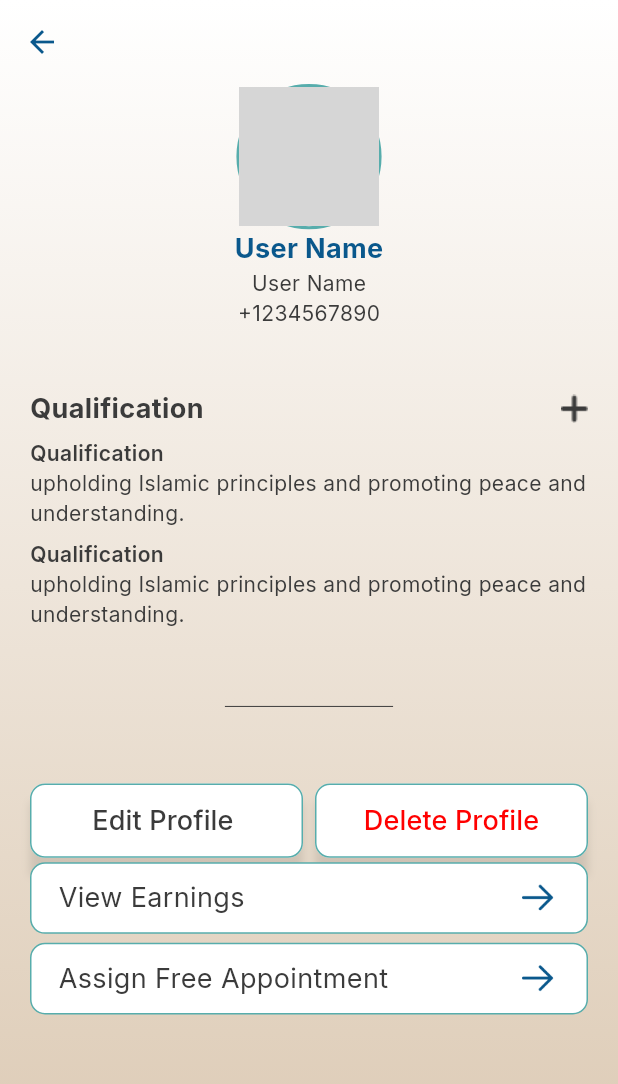
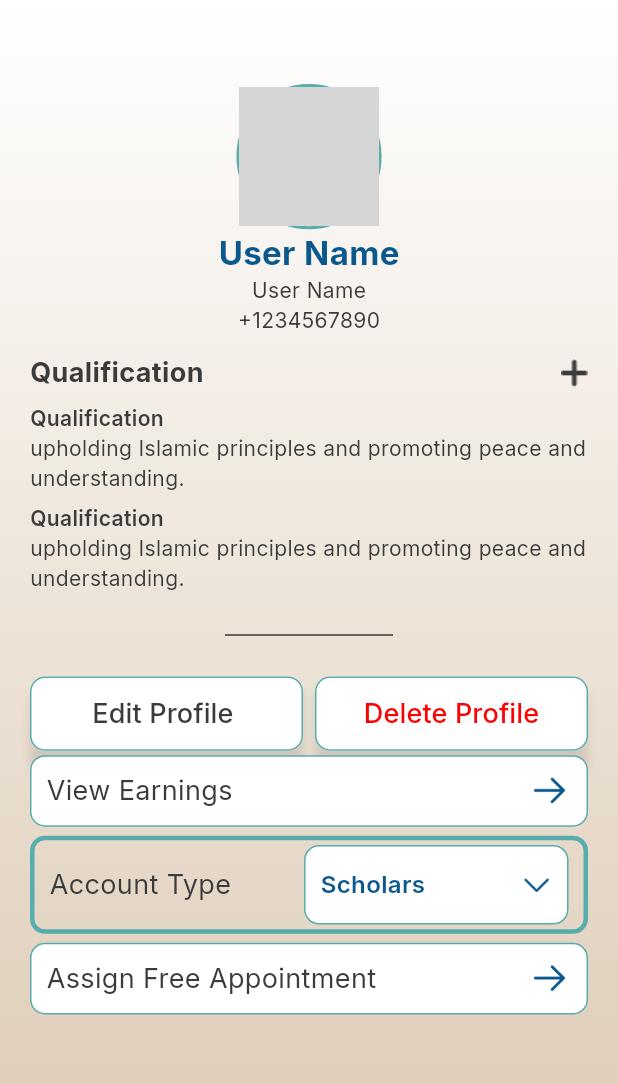
Before and after one commit to SameerGhaffar/islamic_scholars, a Flutter app: the UserInfoScreen screen opened directly, on a phone screen of 412 x 824 dp. Shown: the top 1084 px of the screen. Run offline on Flutter 3.47's test engine with Material 3 defaults, Android fonts, the phone set to English and light mode, and no system bars; our stand-ins replace device_preview, google_fonts; network calls fail; grey boxes are pictures that could not be loaded.

Commit message:
Wednesday 16 Nov User Info Screen

```diff
--- a/lib/main.dart
+++ b/lib/main.dart
@@ -43,7 +43,7 @@ class MyApp extends StatelessWidget {
       ),
       locale: DevicePreview.locale(context),
       builder: DevicePreview.appBuilder,
-      home:   const PackagesScreenAdd(),
+      home:  UserInfoScreen(),
       //home: SignupScreen(),
     );
   }
--- a/lib/screens/admin/user_info_screen.dart
+++ b/lib/screens/admin/user_info_screen.dart
@@ -7,12 +7,20 @@ import 'package:islamic_scholars/widgets/appbar_widget.dart';
 import 'package:islamic_scholars/widgets/basic_card_widget.dart';
 import 'package:islamic_scholars/widgets/button_widget.dart';
 import 'package:islamic_scholars/widgets/circle_image_widget.dart';
+import 'package:islamic_scholars/widgets/selectionWidget.dart';
 
-class UserInfoScreen extends StatelessWidget {
+class UserInfoScreen extends StatefulWidget {
   UserInfoScreen({super.key});
 
+  @override
+  State<UserInfoScreen> createState() => _UserInfoScreenState();
+}
+
+class _UserInfoScreenState extends State<UserInfoScreen> {
   late double screenHeight;
   late double screenWidth;
+
+  int selectedIndex = 0;
 
   @override
   Widget build(BuildContext context) {
@@ -49,7 +57,7 @@ class UserInfoScreen extends StatelessWidget {
                         "User Name",
                         style: AppTextStyles.inter(
                           style: const TextStyle(
-                            fontSize: 18,
+                            fontSize: 22,
                             fontWeight: FontWeight.bold,
                             color: CColors.blue,
                           ),
@@ -152,6 +160,7 @@ class UserInfoScreen extends StatelessWidget {
                   width: screenWidth * 0.2721,
                   child: const Divider(
                     color: CColors.dark,
+                    thickness: 1.0,
                   ),
                 ),
                 Column(
@@ -190,6 +199,25 @@ class UserInfoScreen extends StatelessWidget {
                     ),
                     BasicCardWidget(
                       height: screenHeight,
+                      width: screenWidth,
+                      text: "Account Type",
+                      bgColor: Colors.transparent,
+                      borderWidth: 3,
+                      widget: SelectionWidget(
+                        height: screenHeight,
+                        width: screenWidth,
+                        options: ["Scholars", "Customer"],
+                        selectedIndex: selectedIndex,
+                        onSelected: (value) {
+                          setState(() {
+                            selectedIndex = value;
+                            print(value);
+                          });
+                        },
+                      ),
+                    ),
+                    BasicCardWidget(
+                      height: screenHeight,
                       hPercent: 0.0579,
                       width: screenWidth,
                       asset: Assets.imagesArrowRight,
--- a/lib/widgets/basic_card_widget.dart
+++ b/lib/widgets/basic_card_widget.dart
@@ -1,7 +1,9 @@
 import 'package:flutter/material.dart';
+import 'package:islamic_scholars/generated/assets.dart';
 import 'package:islamic_scholars/utils/colors.dart';
 import 'package:islamic_scholars/utils/text_style.dart';
 import 'package:islamic_scholars/widgets/circle_image_widget.dart';
+import 'package:islamic_scholars/widgets/selectionWidget.dart';
 
 class BasicCardWidget extends StatelessWidget {
   const BasicCardWidget({
@@ -9,12 +11,15 @@ class BasicCardWidget extends StatelessWidget {
     required this.height,
     required this.width,
     required this.text,
-    required this.asset,
+    this.asset,
     this.hPercent,
     this.wPercent,
     this.networkImage,
+    this.borderColor,
+    this.borderWidth,
+    this.bgColor,
     this.onTap,
-
+    this.widget,
   });
 
   final double height;
@@ -23,22 +28,28 @@ class BasicCardWidget extends StatelessWidget {
   final double width;
   final String text;
   final String? networkImage;
-  final String asset;
+  final String? asset;
+  final Color? bgColor;
+  final Color? borderColor;
+  final double? borderWidth;
   final void Function()? onTap;
+  final Widget? widget;
 
   @override
   Widget build(BuildContext context) {
     return Padding(
       padding: const EdgeInsets.symmetric(vertical: 3),
       child: Container(
-        height: hPercent != null ? (height * hPercent!) :  height * 0.0794,
-        width: wPercent !=null ? (width * wPercent!) : width * 0.937,
+        height: hPercent != null ? (height * hPercent!) : height * 0.0794,
+        width: wPercent != null ? (width * wPercent!) : width * 0.937,
         decoration: BoxDecoration(
-          color: Colors.white,
-          border: Border.all(color: CColors.seaGreen),
+          color: bgColor ?? Colors.white,
+          border: Border.all(
+              color: borderColor ?? CColors.seaGreen,
+              width: borderWidth ?? 1.0),
           borderRadius: const BorderRadius.all(Radius.circular(10)),
         ),
-        padding: const EdgeInsets.symmetric(horizontal: 18),
+        padding: const EdgeInsets.symmetric(horizontal: 10),
         child: Row(
           children: [
             networkImage != null
@@ -57,15 +68,17 @@ class BasicCardWidget extends StatelessWidget {
                     style: const TextStyle(fontSize: 18, color: CColors.dark)),
               ),
             ),
-            InkWell(
+            asset != null
+                ? InkWell(
                     onTap: onTap,
-              child:  Image(
-                image: AssetImage(asset),
+                    child: Image(
+                      image: AssetImage(asset!),
                       fit: BoxFit.cover,
                       height: 30,
                       width: 30,
                     ),
-            ),
+                  )
+                : widget!,
           ],
         ),
       ),
--- /dev/null
+++ b/lib/widgets/selectionWidget.dart
@@ -0,0 +1,76 @@
+import 'package:flutter/material.dart';
+import 'package:islamic_scholars/generated/assets.dart';
+import 'package:islamic_scholars/utils/colors.dart';
+import 'package:islamic_scholars/utils/text_style.dart';
+
+class SelectionWidget extends StatelessWidget {
+  const SelectionWidget({
+    super.key,
+    required this.height,
+    required this.width,
+    this.hPercent,
+    this.wPercent,
+    required this.onSelected,
+    this.borderColor,
+    this.borderWidth,
+    this.bgColor,
+    required this.options,
+    required this.selectedIndex,
+  });
+
+  final double height;
+  final double width;
+  final double? hPercent;
+  final double? wPercent;
+  final Color? bgColor;
+  final Color? borderColor;
+  final double? borderWidth;
+  final List<String> options;
+  final int selectedIndex;
+  final void Function(int) onSelected;
+
+  @override
+  Widget build(BuildContext context) {
+    return Container(
+      height: height * 0.0644,
+      width: width * 0.4279,
+      padding: const EdgeInsets.only(left: 10),
+      decoration: BoxDecoration(
+        color: Colors.white,
+        border: Border.all(color: CColors.seaGreen),
+        borderRadius: BorderRadius.circular(10),
+      ),
+      child: Row(
+        children: [
+          Expanded(
+            child: Text(
+              options[selectedIndex],
+              style: AppTextStyles.inter(
+                  style: const TextStyle(
+                      fontSize: 16,
+                      fontWeight: FontWeight.w600,
+                      color: CColors.blue)),
+            ),
+          ),
+          SizedBox(
+            height: height * 0.1,
+            width: width * 0.1,
+            child: PopupMenuButton(
+              itemBuilder: (_) => List.generate(
+                options.length,
+                (index) => PopupMenuItem(
+                  value: index,
+                  child: Text(options[index]),
+                ),
+              ),
+              icon: const Image(
+                image: AssetImage(Assets.imagesArrowDown),
+              ),
+              onSelected: (value) => onSelected(value),
+            ),
+          ),
+        ],
+      ),
+    );
+  }
+}
```
Also changed, not shown: assets/images/ArrowDown.png (added), lib/generated/assets.dart. Lines whose indentation alone changed are shown as unchanged.
